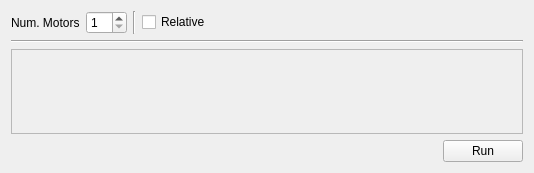
This is src/firefly/plans/move_motor_window.ui in spc-group/haven as Qt 5 draws it before an edit. The edited form follows.
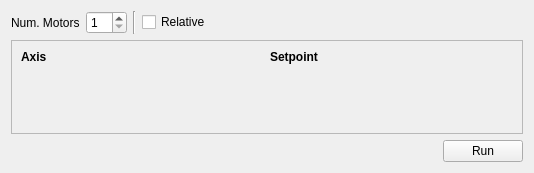
This is the edited form. Custom widgets are drawn as their Qt base class.

The edit to the form file:
```diff
--- a/src/firefly/plans/move_motor_window.ui
+++ b/src/firefly/plans/move_motor_window.ui
@@ -16,83 +16,6 @@
   <layout class="QVBoxLayout" name="verticalLayout_2">
    <item>
     <layout class="QGridLayout" name="gridLayout_2">
-     <item row="1" column="0">
-      <widget class="Line" name="line_6">
-       <property name="orientation">
-        <enum>Qt::Horizontal</enum>
-       </property>
-      </widget>
-     </item>
-     <item row="2" column="0">
-      <layout class="QHBoxLayout" name="horizontalLayout_7">
-       <item>
-        <widget class="QScrollArea" name="scrollArea">
-         <property name="widgetResizable">
-          <bool>true</bool>
-         </property>
-         <widget class="QWidget" name="scrollAreaWidgetContents">
-          <property name="geometry">
-           <rect>
-            <x>0</x>
-            <y>0</y>
-            <width>510</width>
-            <height>74</height>
-           </rect>
-          </property>
-          <layout class="QVBoxLayout" name="verticalLayout_4">
-           <item>
-            <layout class="QVBoxLayout" name="regions_layout">
-             <property name="topMargin">
-              <number>5</number>
-             </property>
-             <property name="bottomMargin">
-              <number>5</number>
-             </property>
-            </layout>
-           </item>
-           <item>
-            <spacer name="verticalSpacer">
-             <property name="orientation">
-              <enum>Qt::Vertical</enum>
-             </property>
-             <property name="sizeHint" stdset="0">
-              <size>
-               <width>20</width>
-               <height>40</height>
-              </size>
-             </property>
-            </spacer>
-           </item>
-          </layout>
-         </widget>
-        </widget>
-       </item>
-      </layout>
-     </item>
-     <item row="3" column="0">
-      <layout class="QHBoxLayout" name="horizontalLayout_2">
-       <item>
-        <spacer name="buttons_spacer">
-         <property name="orientation">
-          <enum>Qt::Horizontal</enum>
-         </property>
-         <property name="sizeHint" stdset="0">
-          <size>
-           <width>40</width>
-           <height>20</height>
-          </size>
-         </property>
-        </spacer>
-       </item>
-       <item>
-        <widget class="QueueButton" name="run_button">
-         <property name="text">
-          <string>Run</string>
-         </property>
-        </widget>
-       </item>
-      </layout>
-     </item>
      <item row="0" column="0">
       <layout class="QHBoxLayout" name="horizontalLayout">
        <item>
@@ -162,6 +85,99 @@
        </item>
       </layout>
      </item>
+     <item row="2" column="0">
+      <layout class="QHBoxLayout" name="horizontalLayout_2">
+       <item>
+        <spacer name="buttons_spacer">
+         <property name="orientation">
+          <enum>Qt::Horizontal</enum>
+         </property>
+         <property name="sizeHint" stdset="0">
+          <size>
+           <width>40</width>
+           <height>20</height>
+          </size>
+         </property>
+        </spacer>
+       </item>
+       <item>
+        <widget class="QueueButton" name="run_button">
+         <property name="text">
+          <string>Run</string>
+         </property>
+        </widget>
+       </item>
+      </layout>
+     </item>
+     <item row="1" column="0">
+      <layout class="QHBoxLayout" name="horizontalLayout_7">
+       <item>
+        <widget class="QScrollArea" name="scrollArea">
+         <property name="widgetResizable">
+          <bool>true</bool>
+         </property>
+         <widget class="QWidget" name="scrollAreaWidgetContents">
+          <property name="geometry">
+           <rect>
+            <x>0</x>
+            <y>0</y>
+            <width>512</width>
+            <height>96</height>
+           </rect>
+          </property>
+          <layout class="QVBoxLayout" name="verticalLayout_4">
+           <item>
+            <layout class="QGridLayout" name="regions_layout">
+             <property name="topMargin">
+              <number>0</number>
+             </property>
+             <item row="0" column="0">
+              <widget class="QLabel" name="label">
+               <property name="font">
+                <font>
+                 <weight>75</weight>
+                 <bold>true</bold>
+                </font>
+               </property>
+               <property name="text">
+                <string>Axis</string>
+               </property>
+              </widget>
+             </item>
+             <item row="0" column="1">
+              <widget class="QLabel" name="label_2">
+               <property name="font">
+                <font>
+                 <weight>75</weight>
+                 <bold>true</bold>
+                </font>
+               </property>
+               <property name="text">
+                <string>Setpoint</string>
+               </property>
+              </widget>
+             </item>
+            </layout>
+           </item>
+           <item>
+            <spacer name="verticalSpacer">
+             <property name="orientation">
+              <enum>Qt::Vertical</enum>
+             </property>
+             <property name="sizeHint" stdset="0">
+              <size>
+               <width>20</width>
+               <height>40</height>
+              </size>
+             </property>
+            </spacer>
+           </item>
+          </layout>
+         </widget>
+        </widget>
+       </item>
+      </layout>
+     </item>
     </layout>
    </item>
   </layout>
```
Left out of the diff: 2 changed lines with no effect on the pictures.
